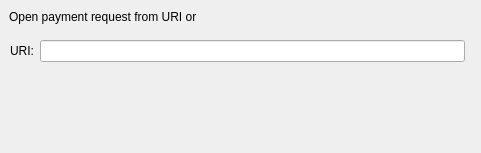
Before: the Qt Designer form src/qt/forms/openuridialog.ui in SHTDJ/Bulwark, drawn with Qt 5.
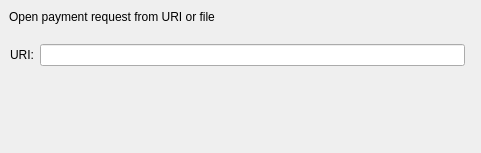
After: the same form once the commit is applied. Custom widgets are drawn as their Qt base class.

What changed in the file:
```diff
--- a/src/qt/forms/openuridialog.ui
+++ b/src/qt/forms/openuridialog.ui
@@ -18,7 +18,7 @@
     <rect>
      <x>9</x>
      <y>9</y>
-     <width>187</width>
+     <width>241</width>
      <height>16</height>
     </rect>
    </property>
@@ -26,13 +26,60 @@
     <string>Open payment request from URI or file</string>
    </property>
   </widget>
+  <widget class="QWidget" name="layoutWidget">
+   <property name="geometry">
+    <rect>
+     <x>10</x>
+     <y>40</y>
+     <width>461</width>
+     <height>31</height>
+    </rect>
+   </property>
+   <layout class="QHBoxLayout" name="horizontalLayout">
+    <item>
+     <widget class="QLabel" name="label">
+      <property name="sizePolicy">
+       <sizepolicy hsizetype="Minimum" vsizetype="Fixed">
+        <horstretch>0</horstretch>
+        <verstretch>0</verstretch>
+       </sizepolicy>
+      </property>
+      <property name="text">
+       <string>URI:</string>
+      </property>
+     </widget>
+    </item>
+    <item>
+     <widget class="QValidatedLineEdit" name="uriEdit"/>
+    </item>
+    <item>
+     <widget class="QtMaterialFlatButton" name="selectFileButton" native="true">
+      <property name="sizePolicy">
+       <sizepolicy hsizetype="Minimum" vsizetype="Fixed">
+        <horstretch>0</horstretch>
+        <verstretch>0</verstretch>
+       </sizepolicy>
+      </property>
+      <property name="toolTip">
+       <string>Select payment request file</string>
+      </property>
+      <property name="text" stdset="0">
+       <string notr="true">...</string>
+      </property>
+      <property name="autoDefault" stdset="0">
+       <bool>false</bool>
+      </property>
+     </widget>
+    </item>
+   </layout>
+  </widget>
   <widget class="QWidget" name="horizontalLayoutWidget">
    <property name="geometry">
     <rect>
-     <x>9</x>
-     <y>80</y>
+     <x>10</x>
+     <y>100</y>
      <width>461</width>
-     <height>51</height>
+     <height>29</height>
     </rect>
    </property>
    <layout class="QHBoxLayout" name="horizontalLayout_2">
@@ -81,30 +128,14 @@
       </property>
      </widget>
     </item>
-   </layout>
-  </widget>
-  <widget class="QWidget" name="">
-   <property name="geometry">
-    <rect>
-     <x>10</x>
-     <y>40</y>
-     <width>461</width>
-     <height>22</height>
-    </rect>
-   </property>
-   <layout class="QHBoxLayout" name="horizontalLayout">
     <item>
-     <widget class="QLabel" name="label">
-      <property name="text">
-       <string>URI:</string>
+     <widget class="QtMaterialFlatButton" name="cancelButton" native="true">
+      <property name="sizePolicy">
+       <sizepolicy hsizetype="Minimum" vsizetype="Fixed">
+        <horstretch>0</horstretch>
+        <verstretch>0</verstretch>
+       </sizepolicy>
       </property>
-     </widget>
-    </item>
-    <item>
-     <widget class="QValidatedLineEdit" name="uriEdit"/>
-    </item>
-    <item>
-     <widget class="QtMaterialFlatButton" name="selectFileButton" native="true">
       <property name="toolTip">
        <string>Select payment request file</string>
       </property>
```
Left out of the diff: 27 changed lines with no effect on the pictures.
